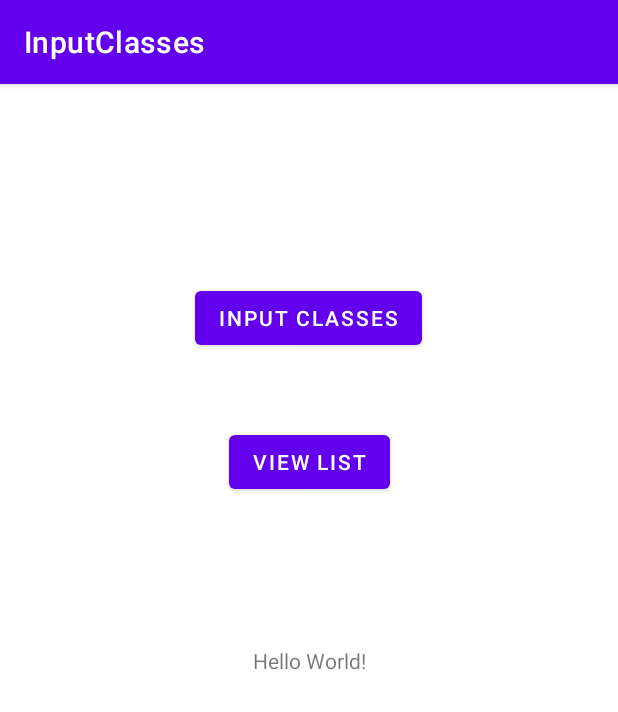
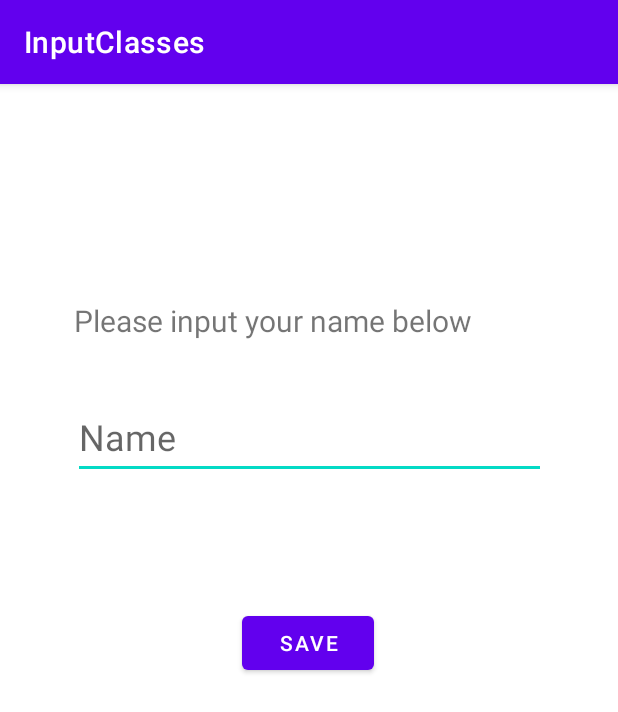
Before and after one commit to CSE-110-Winter-2022/birds-of-a-feather-team-3, an Android app: the screen it shows after launch (MainActivity), on a phone screen of 412 x 824 dp. Shown: the top 712 px of the screen. Run offline under Robolectric (Android 15) with nearby library versions, the phone set to English and light mode, and no system bars.

Commit message:
comparison algo finalized, name textfields added to main activity

```diff
--- a/app/src/main/java/com/example/inputclasses/MainActivity.java
+++ b/app/src/main/java/com/example/inputclasses/MainActivity.java
@@ -5,6 +5,7 @@ import androidx.appcompat.app.AppCompatActivity;
 import android.content.Intent;
 import android.os.Bundle;
 import android.view.View;
+import android.widget.TextView;
 
 import com.example.inputclasses.database.AppDatabase;
 
@@ -18,15 +19,14 @@ public class MainActivity extends AppCompatActivity {
         setContentView(R.layout.activity_main);
     }
 
-    public void onClickInputClasses(View view) {
-        // InputClasses Activity
+    public void onClickSave(View view) {
+        // TODO!!! name not saved yet. Not sure how to handle at this point!
+        TextView textView = findViewById(R.id.name);
+        String name = textView.getText().toString();
+
+
+        // go to InputClasses Activity
         Intent intent = new Intent(this, InputClasses.class);
         startActivity(intent);
     }
-
-    public void onClickViewList(View view) {
-        // ViewPersonsList Activity
-        Intent intent = new Intent(this, ViewPersonsList.class);
-        startActivity(intent);
-    }
 }
--- a/app/src/main/res/layout/activity_main.xml
+++ b/app/src/main/res/layout/activity_main.xml
@@ -6,38 +6,47 @@
     android:layout_height="match_parent"
     tools:context=".MainActivity">
 
-    <TextView
-        android:layout_width="wrap_content"
-        android:layout_height="wrap_content"
-        android:text="Hello World!"
-        app:layout_constraintBottom_toBottomOf="parent"
-        app:layout_constraintLeft_toLeftOf="parent"
-        app:layout_constraintRight_toRightOf="parent"
-        app:layout_constraintTop_toTopOf="parent" />
+    <EditText
+        android:id="@+id/name"
+        android:layout_width="315dp"
+        android:layout_height="55dp"
+        android:layout_marginStart="36dp"
+        android:layout_marginTop="208dp"
+        android:layout_marginEnd="36dp"
+        android:ems="10"
+        android:hint="Name"
+        android:importantForAutofill="no"
+        android:inputType="text"
+        android:textSize="24sp"
+        app:layout_constraintEnd_toEndOf="parent"
+        app:layout_constraintStart_toStartOf="parent"
+        app:layout_constraintTop_toTopOf="parent"
+        tools:ignore="SpeakableTextPresentCheck" />
 
     <Button
         android:id="@+id/inputClasses"
         android:layout_width="wrap_content"
         android:layout_height="wrap_content"
-        android:text="Input Classes"
-        android:onClick="onClickInputClasses"
+        android:onClick="onClickSave"
+        android:text="Save"
         app:layout_constraintBottom_toBottomOf="parent"
         app:layout_constraintHorizontal_bias="0.498"
         app:layout_constraintLeft_toLeftOf="parent"
         app:layout_constraintRight_toRightOf="parent"
         app:layout_constraintTop_toTopOf="parent"
-        app:layout_constraintVertical_bias="0.183" />
+        app:layout_constraintVertical_bias="0.484" />
 
-    <Button
-        android:id="@+id/ViewPeopleList"
+    <TextView
+        android:id="@+id/textView2"
         android:layout_width="wrap_content"
         android:layout_height="wrap_content"
-        android:text="View List"
-        android:onClick="onClickViewList"
-        app:layout_constraintBottom_toBottomOf="parent"
-        app:layout_constraintLeft_toLeftOf="parent"
-        app:layout_constraintRight_toRightOf="parent"
-        app:layout_constraintTop_toTopOf="parent"
-        app:layout_constraintVertical_bias="0.317" />
+        android:layout_marginTop="144dp"
+        android:text="Please input your name below"
+        android:textSize="20sp"
+        app:layout_constraintEnd_toEndOf="parent"
+        app:layout_constraintHorizontal_bias="0.335"
+        app:layout_constraintStart_toStartOf="parent"
+        app:layout_constraintTop_toTopOf="parent" />
+
 
 </androidx.constraintlayout.widget.ConstraintLayout>
```
Also changed, not shown: app/src/main/java/com/example/inputclasses/Person.java (+7 -0 lines), app/src/main/java/com/example/inputclasses/SearchClassmates.java (+75 -17 lines), app/src/main/java/com/example/inputclasses/ViewPersonsList.java (+8 -6 lines), 1 other file.
